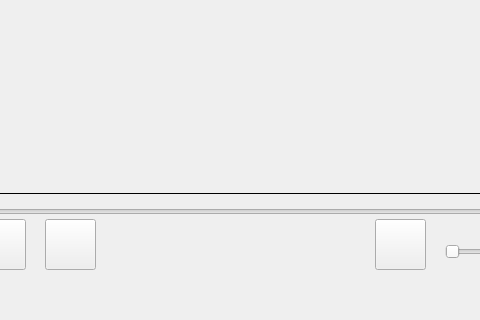
The window that mainwindow.ui (ntdkhang/KaraokeMaker) describes before a commit, drawn with Qt 5; both pictures show x 175 to 655 and y 280 to 600 of the 800 by 600 pixel window.
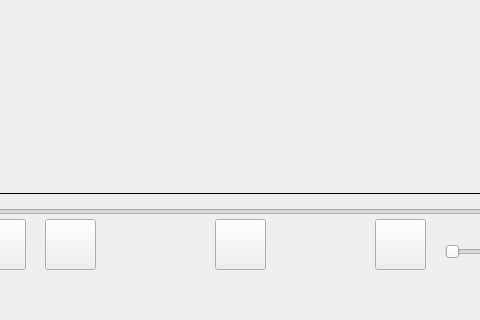
The same window after the commit.

Commit message: test running ffmpeg process

```diff
--- a/mainwindow.ui
+++ b/mainwindow.ui
@@ -160,6 +160,19 @@
      <string>00:00:00</string>
     </property>
    </widget>
+   <widget class="QPushButton" name="pushButton_test">
+    <property name="geometry">
+     <rect>
+      <x>390</x>
+      <y>480</y>
+      <width>51</width>
+      <height>51</height>
+     </rect>
+    </property>
+    <property name="text">
+     <string/>
+    </property>
+   </widget>
   </widget>
   <widget class="QMenuBar" name="menubar">
    <property name="geometry">
```
Left out of the diff: 1 changed line with no effect on the pictures. The commit also changes 8 other files.
